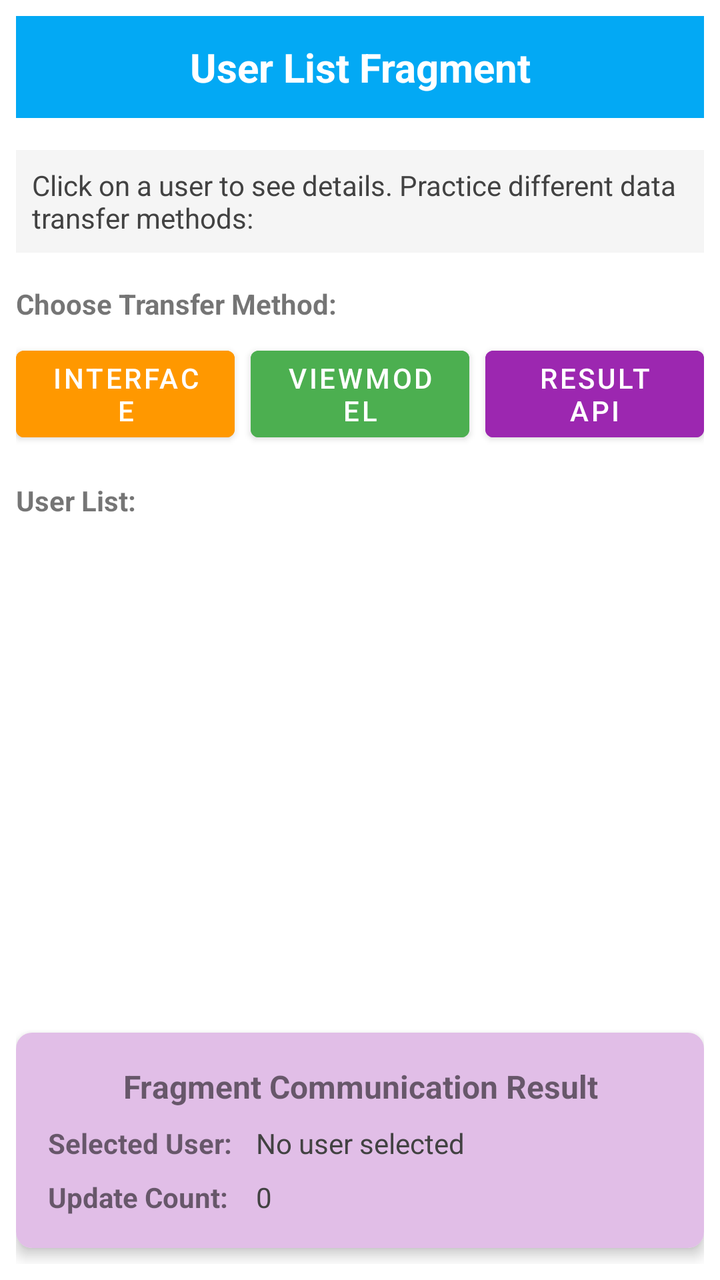
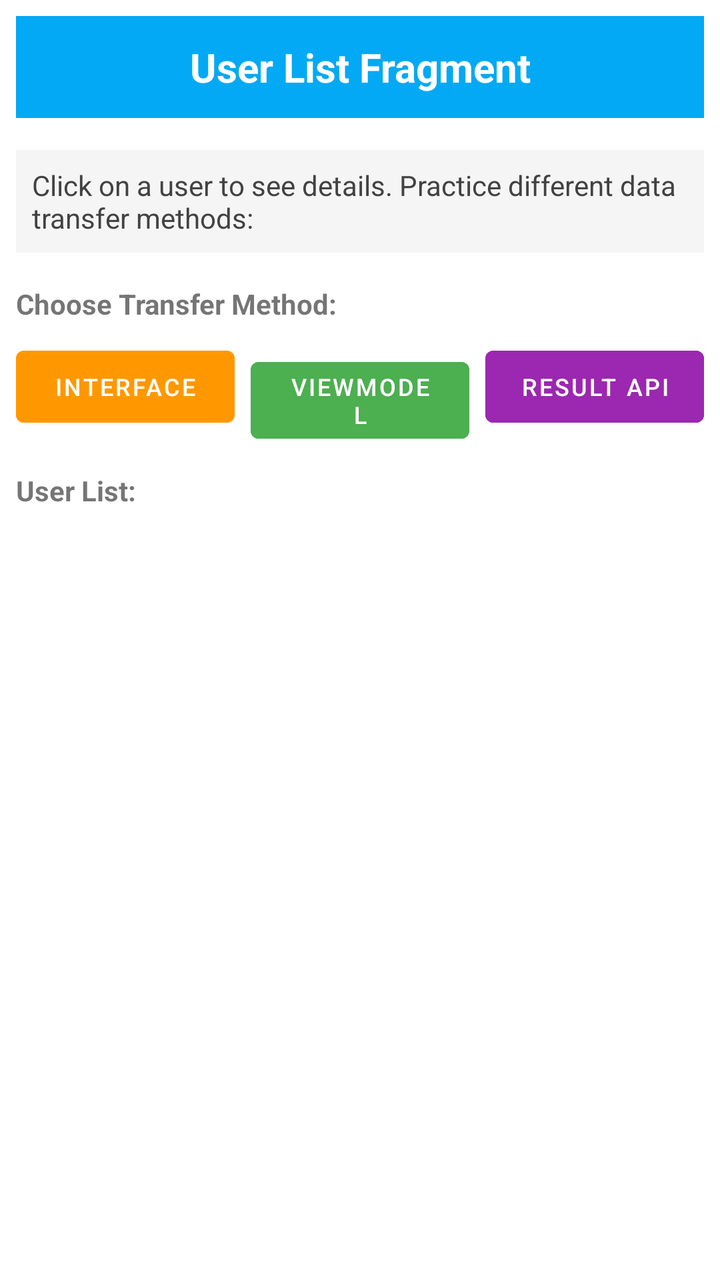

Before-and-after screenshots of an Android layout around one commit, followed by the original layout XML and the change that was made.
<!-- AndroidManifest.xml: application theme Theme.DataTransferStarter -->
<!-- res/layout/fragment_user_list.xml -->
<?xml version="1.0" encoding="utf-8"?>
<LinearLayout xmlns:android="http://schemas.android.com/apk/res/android"
    xmlns:app="http://schemas.android.com/apk/res-auto"
    xmlns:tools="http://schemas.android.com/tools"
    android:layout_width="match_parent"
    android:layout_height="match_parent"
    android:orientation="vertical"
    android:padding="8dp"
    tools:context=".fragments.UserListFragment">

    
    <TextView
        android:layout_width="match_parent"
        android:layout_height="wrap_content"
        android:text="User List Fragment"
        android:textSize="20sp"
        android:textStyle="bold"
        android:gravity="center"
        android:layout_marginBottom="16dp"
        android:background="@color/light_blue"
        android:padding="12dp"
        android:textColor="@color/white" />

    
    <TextView
        android:layout_width="match_parent"
        android:layout_height="wrap_content"
        android:text="Click on a user to see details. Practice different data transfer methods:"
        android:textSize="14sp"
        android:layout_marginBottom="16dp"
        android:padding="8dp"
        android:background="@color/light_gray"
        android:textColor="@color/dark_gray" />

    
    <TextView
        android:layout_width="match_parent"
        android:layout_height="wrap_content"
        android:text="Choose Transfer Method:"
        android:textStyle="bold"
        android:layout_marginBottom="8dp" />

    <LinearLayout
        android:layout_width="match_parent"
        android:layout_height="wrap_content"
        android:orientation="horizontal"
        android:layout_marginBottom="16dp">

        <Button
            android:id="@+id/btn_use_interface"
            android:layout_width="0dp"
            android:layout_height="wrap_content"
            android:layout_weight="1"
            android:text="Interface"
            android:layout_marginEnd="4dp"
            android:backgroundTint="@color/interface_color"
            android:textColor="@color/white" />

        <Button
            android:id="@+id/btn_use_viewmodel"
            android:layout_width="0dp"
            android:layout_height="wrap_content"
            android:layout_weight="1"
            android:text="ViewModel"
            android:layout_marginStart="4dp"
            android:layout_marginEnd="4dp"
            android:backgroundTint="@color/viewmodel_color"
            android:textColor="@color/white" />

        <Button
            android:id="@+id/btn_use_result_api"
            android:layout_width="0dp"
            android:layout_height="wrap_content"
            android:layout_weight="1"
            android:text="Result API"
            android:layout_marginStart="4dp"
            android:backgroundTint="@color/result_api_color"
            android:textColor="@color/white" />

    </LinearLayout>

    
    <LinearLayout
        android:id="@+id/current_method_indicator"
        android:layout_width="match_parent"
        android:layout_height="wrap_content"
        android:orientation="horizontal"
        android:background="@color/light_green"
        android:padding="8dp"
        android:layout_marginBottom="16dp"
        android:visibility="gone">

        <TextView
            android:layout_width="0dp"
            android:layout_height="wrap_content"
            android:layout_weight="1"
            android:text="Current Method: "
            android:textStyle="bold" />

        <TextView
            android:id="@+id/tv_current_method"
            android:layout_width="0dp"
            android:layout_height="wrap_content"
            android:layout_weight="2"
            android:text="None"
            android:textStyle="italic" />

    </LinearLayout>

    
    <TextView
        android:layout_width="match_parent"
        android:layout_height="wrap_content"
        android:text="User List:"
        android:textStyle="bold"
        android:layout_marginBottom="8dp" />

    
    <androidx.recyclerview.widget.RecyclerView
        android:id="@+id/recycler_view"
        android:layout_width="match_parent"
        android:layout_height="0dp"
        android:layout_weight="1"
        android:layout_marginBottom="16dp"
        tools:listitem="@layout/item_user" />

    
    <androidx.cardview.widget.CardView
        android:layout_width="match_parent"
        android:layout_height="wrap_content"
        app:cardCornerRadius="8dp"
        app:cardElevation="4dp"
        android:layout_marginBottom="8dp">

        <LinearLayout
            android:layout_width="match_parent"
            android:layout_height="wrap_content"
            android:orientation="vertical"
            android:padding="16dp"
            android:background="@color/light_purple">

            <TextView
                android:layout_width="match_parent"
                android:layout_height="wrap_content"
                android:text="Fragment Communication Result"
                android:textStyle="bold"
                android:textSize="16sp"
                android:layout_marginBottom="8dp"
                android:gravity="center" />

            <LinearLayout
                android:layout_width="match_parent"
                android:layout_height="wrap_content"
                android:orientation="horizontal">

                <TextView
                    android:layout_width="0dp"
                    android:layout_height="wrap_content"
                    android:layout_weight="1"
                    android:text="Selected User:"
                    android:textStyle="bold" />

                <TextView
                    android:id="@+id/tv_selected_user"
                    android:layout_width="0dp"
                    android:layout_height="wrap_content"
                    android:layout_weight="2"
                    android:text="No user selected"
                    android:textColor="@color/dark_gray" />

            </LinearLayout>

            <LinearLayout
                android:layout_width="match_parent"
                android:layout_height="wrap_content"
                android:orientation="horizontal"
                android:layout_marginTop="8dp">

                <TextView
                    android:layout_width="0dp"
                    android:layout_height="wrap_content"
                    android:layout_weight="1"
                    android:text="Update Count:"
                    android:textStyle="bold" />

                <TextView
                    android:id="@+id/tv_update_count"
                    android:layout_width="0dp"
                    android:layout_height="wrap_content"
                    android:layout_weight="2"
                    android:text="0"
                    android:textColor="@color/dark_gray" />

            </LinearLayout>

        </LinearLayout>

    </androidx.cardview.widget.CardView>

</LinearLayout>
<!-- res/layout/item_user.xml (included above) -->
<?xml version="1.0" encoding="utf-8"?>
<androidx.cardview.widget.CardView xmlns:android="http://schemas.android.com/apk/res/android"
    xmlns:app="http://schemas.android.com/apk/res-auto"
    android:layout_width="match_parent"
    android:layout_height="wrap_content"
    android:layout_margin="4dp"
    app:cardCornerRadius="8dp"
    app:cardElevation="2dp">

    <LinearLayout
        android:layout_width="match_parent"
        android:layout_height="wrap_content"
        android:orientation="horizontal"
        android:padding="16dp"
        android:background="?android:attr/selectableItemBackground"
        android:clickable="true"
        android:focusable="true">

        
        <TextView
            android:id="@+id/tv_avatar"
            android:layout_width="50dp"
            android:layout_height="50dp"
            android:gravity="center"
            android:text="U"
            android:textSize="18sp"
            android:textStyle="bold"
            android:background="@drawable/circle_background"
            android:textColor="@color/white"
            android:layout_marginEnd="16dp" />

        
        <LinearLayout
            android:layout_width="0dp"
            android:layout_height="wrap_content"
            android:layout_weight="1"
            android:orientation="vertical">

            <TextView
                android:id="@+id/tv_user_name"
                android:layout_width="match_parent"
                android:layout_height="wrap_content"
                android:text="User Name"
                android:textSize="16sp"
                android:textStyle="bold" />

            <TextView
                android:id="@+id/tv_user_email"
                android:layout_width="match_parent"
                android:layout_height="wrap_content"
                android:text="user@example.com"
                android:textSize="12sp"
                android:textColor="@color/gray"
                android:layout_marginTop="4dp" />

            <TextView
                android:id="@+id/tv_user_age"
                android:layout_width="match_parent"
                android:layout_height="wrap_content"
                android:text="Age: 0"
                android:textSize="12sp"
                android:textColor="@color/gray"
                android:layout_marginTop="2dp" />

        </LinearLayout>

        
        <ImageView
            android:layout_width="24dp"
            android:layout_height="24dp"
            android:src="@android:drawable/ic_media_next"
            app:tint="@color/gray" />

    </LinearLayout>

</androidx.cardview.widget.CardView>
<!-- resources referenced by this layout -->
<resources>
  <color name="dark_gray">#424242</color>
  <color name="gray">#757575</color>
  <color name="interface_color">#FF9800</color>
  <color name="light_blue">#03A9F4</color>
  <color name="light_gray">#F5F5F5</color>
  <color name="light_green">#C8E6C9</color>
  <color name="light_purple">#E1BEE7</color>
  <color name="result_api_color">#9C27B0</color>
  <color name="viewmodel_color">#4CAF50</color>
  <color name="white">#FFFFFFFF</color>
  <!-- drawable circle_background (drawable) -->
  <?xml version="1.0" encoding="utf-8"?>
  <shape xmlns:android="http://schemas.android.com/apk/res/android"
      android:shape="oval">
      <solid android:color="#2196F3" />
      <size
          android:width="50dp"
          android:height="50dp" />
  </shape>
  <style name="Theme.DataTransferStarter" parent="Theme.MaterialComponents.DayNight.DarkActionBar">
          
          <item name="colorPrimary">@color/purple_500</item>
          <item name="colorPrimaryVariant">@color/purple_700</item>
          <item name="colorOnPrimary">@color/white</item>
          
          <item name="colorSecondary">@color/teal_200</item>
          <item name="colorSecondaryVariant">@color/teal_700</item>
          <item name="colorOnSecondary">@color/black</item>
          
          <item name="android:statusBarColor">?attr/colorPrimaryVariant</item>
          
      </style>
  <color name="purple_500">#FF6200EE</color>
  <color name="purple_700">#FF3700B3</color>
  <color name="teal_200">#FF03DAC5</color>
  <color name="teal_700">#FF018786</color>
  <color name="black">#FF000000</color>
</resources>

<!-- the commit's change to res/layout/fragment_user_list.xml (unified diff, before → after) -->
@@ -3,7 +3,7 @@
     xmlns:app="http://schemas.android.com/apk/res-auto"
     xmlns:tools="http://schemas.android.com/tools"
     android:layout_width="match_parent"
-    android:layout_height="match_parent"
+    android:layout_height="wrap_content"
     android:orientation="vertical"
     android:padding="8dp"
     tools:context=".fragments.UserListFragment">
@@ -52,6 +52,7 @@
             android:layout_height="wrap_content"
             android:layout_weight="1"
             android:text="Interface"
+            android:textSize="12sp"
             android:layout_marginEnd="4dp"
             android:backgroundTint="@color/interface_color"
             android:textColor="@color/white" />
@@ -62,6 +63,7 @@
             android:layout_height="wrap_content"
             android:layout_weight="1"
             android:text="ViewModel"
+            android:textSize="12sp"
             android:layout_marginStart="4dp"
             android:layout_marginEnd="4dp"
             android:backgroundTint="@color/viewmodel_color"
@@ -73,6 +75,7 @@
             android:layout_height="wrap_content"
             android:layout_weight="1"
             android:text="Result API"
+            android:textSize="12sp"
             android:layout_marginStart="4dp"
             android:backgroundTint="@color/result_api_color"
             android:textColor="@color/white" />
@@ -119,8 +122,7 @@
     <androidx.recyclerview.widget.RecyclerView
         android:id="@+id/recycler_view"
         android:layout_width="match_parent"
-        android:layout_height="0dp"
-        android:layout_weight="1"
+        android:layout_height="410dp"
         android:layout_marginBottom="16dp"
         tools:listitem="@layout/item_user" />
 
@@ -200,10 +202,12 @@
 </LinearLayout>
 <!-- res/layout/item_user.xml (included above) -->
 <?xml version="1.0" encoding="utf-8"?>
-<androidx.cardview.widget.CardView xmlns:android="http://schemas.android.com/apk/res/android"
+<androidx.cardview.widget.CardView
+    xmlns:android="http://schemas.android.com/apk/res/android"
     xmlns:app="http://schemas.android.com/apk/res-auto"
     android:layout_width="match_parent"
     android:layout_height="wrap_content"
+    android:id="@+id/card_user"
     android:layout_margin="4dp"
     app:cardCornerRadius="8dp"
     app:cardElevation="2dp">
@@ -213,6 +217,7 @@
         android:layout_height="wrap_content"
         android:orientation="horizontal"
         android:padding="16dp"
+        android:id="@+id/llRoot"
         android:background="?android:attr/selectableItemBackground"
         android:clickable="true"
         android:focusable="true">
<!-- resource entries referenced after the edit -->
@@ -19,7 +19,7 @@
           android:width="50dp"
           android:height="50dp" />
   </shape>
-  <style name="Theme.DataTransferStarter" parent="Theme.MaterialComponents.DayNight.DarkActionBar">
+  <style name="Theme.DataTransferStarter" parent="Theme.MaterialComponents.DayNight.NoActionBar">
           
           <item name="colorPrimary">@color/purple_500</item>
           <item name="colorPrimaryVariant">@color/purple_700</item>
